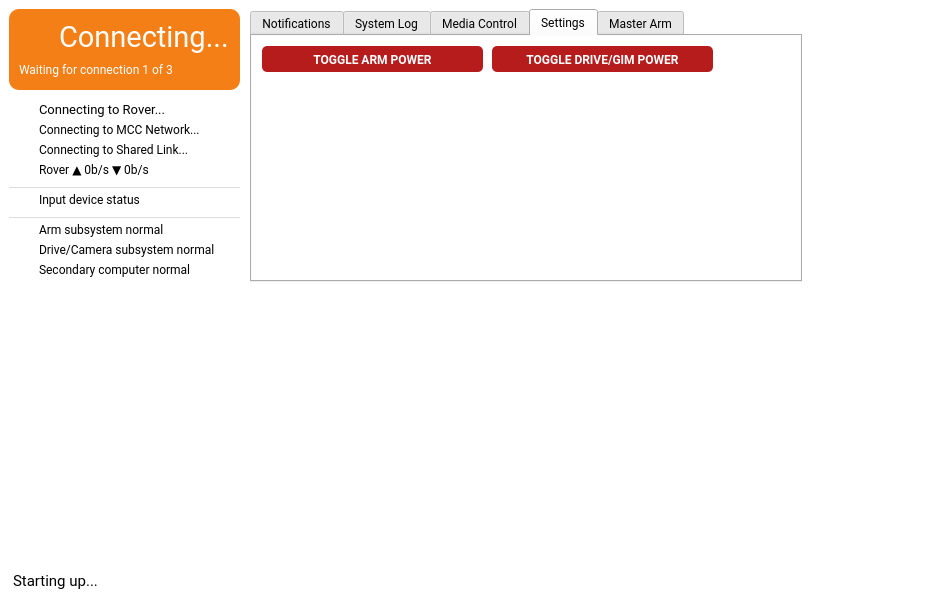
wuspy/soro, file MissionControl/soromainwindow.ui: the form before one commit.
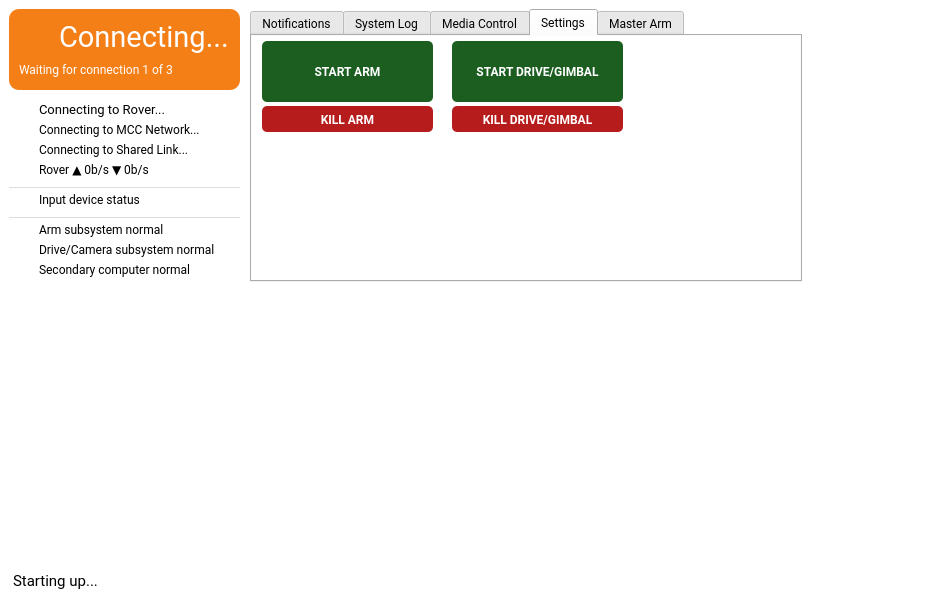
The form after the commit. The open tabs and pages were chosen to show the change. Custom widgets are drawn as their Qt base class.

Commit message: Gimbal control tweaks and arm powering

```diff
--- a/MissionControl/soromainwindow.ui
+++ b/MissionControl/soromainwindow.ui
@@ -894,8 +894,8 @@
          <property name="geometry">
           <rect>
            <x>10</x>
-           <y>10</y>
-           <width>221</width>
+           <y>70</y>
+           <width>171</width>
            <height>26</height>
           </rect>
          </property>
@@ -912,7 +912,7 @@
 background-color: #b71c1c;</string>
          </property>
          <property name="text">
-          <string>TOGGLE ARM POWER</string>
+          <string>KILL ARM</string>
          </property>
          <property name="flat">
           <bool>true</bool>
@@ -921,9 +921,65 @@
         <widget class="QPushButton" name="pushButton_3">
          <property name="geometry">
           <rect>
-           <x>240</x>
-           <y>10</y>
-           <width>221</width>
+           <x>10</x>
+           <y>5</y>
+           <width>171</width>
+           <height>61</height>
+          </rect>
+         </property>
+         <property name="font">
+          <font>
+           <family>Roboto</family>
+           <weight>75</weight>
+           <bold>true</bold>
+          </font>
+         </property>
+         <property name="styleSheet">
+          <string notr="true">border-radius: 5px;
+color: white;
+background-color: #1B5E20;</string>
+         </property>
+         <property name="text">
+          <string>START ARM</string>
+         </property>
+         <property name="flat">
+          <bool>true</bool>
+         </property>
+        </widget>
+        <widget class="QPushButton" name="startDriveGimbalCamera">
+         <property name="geometry">
+          <rect>
+           <x>200</x>
+           <y>5</y>
+           <width>171</width>
+           <height>61</height>
+          </rect>
+         </property>
+         <property name="font">
+          <font>
+           <family>Roboto</family>
+           <weight>75</weight>
+           <bold>true</bold>
+          </font>
+         </property>
+         <property name="styleSheet">
+          <string notr="true">border-radius: 5px;
+color: white;
+background-color: #1B5E20;</string>
+         </property>
+         <property name="text">
+          <string>START DRIVE/GIMBAL</string>
+         </property>
+         <property name="flat">
+          <bool>true</bool>
+         </property>
+        </widget>
+        <widget class="QPushButton" name="killDriveGimbalCamera">
+         <property name="geometry">
+          <rect>
+           <x>200</x>
+           <y>70</y>
+           <width>171</width>
            <height>26</height>
           </rect>
          </property>
@@ -940,7 +996,7 @@
 background-color: #b71c1c;</string>
          </property>
          <property name="text">
-          <string>TOGGLE DRIVE/GIM POWER</string>
+          <string>KILL DRIVE/GIMBAL</string>
          </property>
          <property name="flat">
           <bool>true</bool>
```
Left out of the diff: 6 changed lines with no effect on the pictures. The commit also changes 13 other files.
